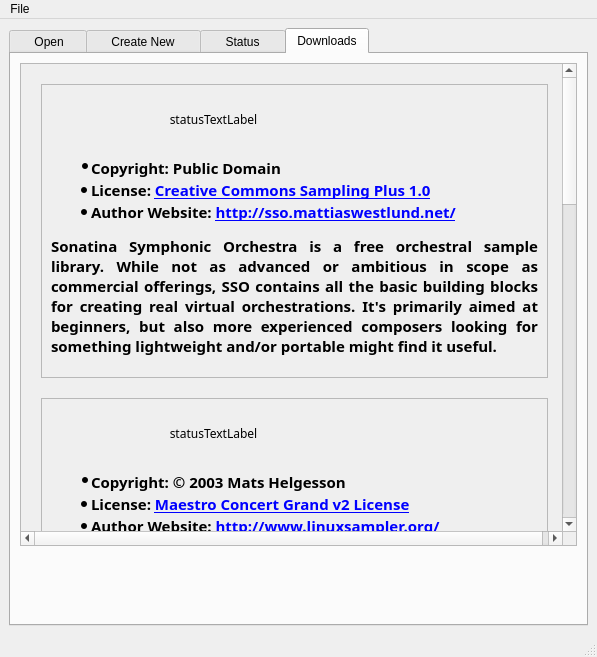
The window that oostudio/OOStudioBase.ui (ccherrett/oom) describes before a commit, drawn with Qt 5.
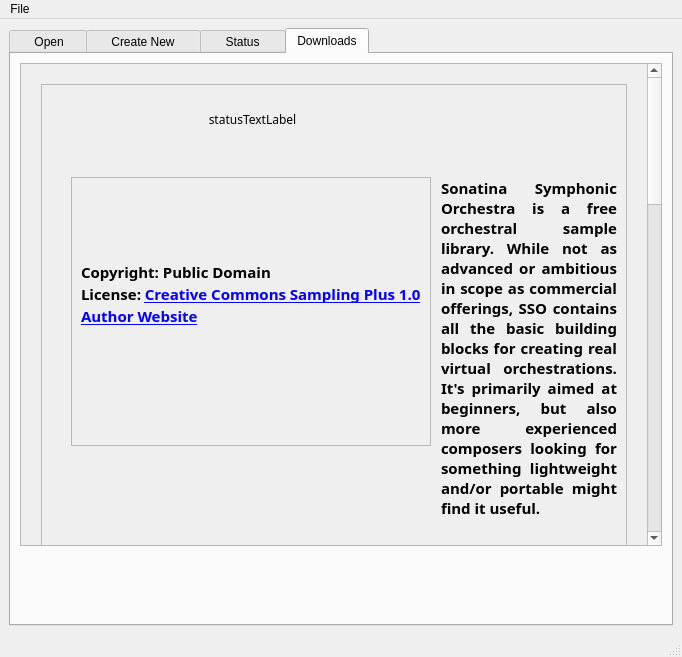
The same window after the commit.

Commit message: OOStudio: Add icons to the resources

Patch:
```diff
--- a/oostudio/OOStudioBase.ui
+++ b/oostudio/OOStudioBase.ui
@@ -6,7 +6,7 @@
    <rect>
     <x>0</x>
     <y>0</y>
-    <width>597</width>
+    <width>682</width>
     <height>657</height>
    </rect>
   </property>
@@ -902,8 +902,8 @@
                <rect>
                 <x>0</x>
                 <y>0</y>
-                <width>547</width>
-                <height>1440</height>
+                <width>632</width>
+                <height>1491</height>
                </rect>
               </property>
               <property name="autoFillBackground">
@@ -1012,6 +1012,85 @@
                    </layout>
                   </item>
                   <item>
+                   <layout class="QHBoxLayout" name="horizontalLayout_17" stretch="0,1">
+                    <property name="leftMargin">
+                     <number>20</number>
+                    </property>
+                    <property name="topMargin">
+                     <number>20</number>
+                    </property>
+                    <property name="bottomMargin">
+                     <number>20</number>
+                    </property>
+                    <item>
+                     <layout class="QVBoxLayout" name="verticalLayout_19">
+                      <property name="leftMargin">
+                       <number>0</number>
+                      </property>
+                      <item>
+                       <widget class="QFrame" name="frame">
+                        <property name="frameShape">
+                         <enum>QFrame::StyledPanel</enum>
+                        </property>
+                        <property name="frameShadow">
+                         <enum>QFrame::Raised</enum>
+                        </property>
+                        <layout class="QVBoxLayout" name="verticalLayout_20">
+                         <item>
+                          <widget class="QLabel" name="label_14">
+                           <property name="maximumSize">
+                            <size>
+                             <width>16777215</width>
+                             <height>16777215</height>
+                            </size>
+                           </property>
+                           <property name="text">
+                            <string>&lt;!DOCTYPE HTML PUBLIC &quot;-//W3C//DTD HTML 4.0//EN&quot; &quot;http://www.w3.org/TR/REC-html40/strict.dtd&quot;&gt;
+&lt;html&gt;&lt;head&gt;&lt;meta name=&quot;qrichtext&quot; content=&quot;1&quot; /&gt;&lt;style type=&quot;text/css&quot;&gt;
+p, li { white-space: pre-wrap; }
+&lt;/style&gt;&lt;/head&gt;&lt;body style=&quot; font-family:'Luxi Serif'; font-size:10pt; font-weight:400; font-style:normal;&quot;&gt;
+&lt;p style=&quot; margin-top:0px; margin-bottom:0px; margin-left:0px; margin-right:0px; -qt-block-indent:0; text-indent:0px;&quot;&gt;&lt;span style=&quot; font-size:11pt; font-weight:600;&quot;&gt;Copyright: Public Domain&lt;/span&gt;&lt;/p&gt;
+&lt;p style=&quot; margin-top:0px; margin-bottom:0px; margin-left:0px; margin-right:0px; -qt-block-indent:0; text-indent:0px;&quot;&gt;&lt;span style=&quot; font-size:11pt; font-weight:600;&quot;&gt;License: &lt;/span&gt;&lt;a href=&quot;http://creativecommons.org/licenses/sampling+/1.0/&quot;&gt;&lt;span style=&quot; font-size:11pt; font-weight:600; text-decoration: underline; color:#0000ff;&quot;&gt;Creative Commons Sampling Plus 1.0&lt;/span&gt;&lt;/a&gt;&lt;/p&gt;
+&lt;p style=&quot; margin-top:0px; margin-bottom:12px; margin-left:0px; margin-right:0px; -qt-block-indent:0; text-indent:0px;&quot;&gt;&lt;a href=&quot;http://sso.mattiaswestlund.net/&quot;&gt;&lt;span style=&quot; font-size:11pt; font-weight:600; text-decoration: underline; color:#0000ff;&quot;&gt;Author Website&lt;/span&gt;&lt;/a&gt;&lt;/p&gt;
+&lt;p style=&quot;-qt-paragraph-type:empty; margin-top:0px; margin-bottom:0px; margin-left:0px; margin-right:0px; -qt-block-indent:0; text-indent:0px; font-family:'Fixed'; font-size:11pt; font-weight:600;&quot;&gt;&lt;/p&gt;&lt;/body&gt;&lt;/html&gt;</string>
+                           </property>
+                           <property name="textFormat">
+                            <enum>Qt::RichText</enum>
+                           </property>
+                          </widget>
+                         </item>
+                        </layout>
+                       </widget>
+                      </item>
+                      <item>
+                       <layout class="QHBoxLayout" name="horizontalLayout_18">
+                        <item>
+                         <widget class="QToolButton" name="m_btnDownloadSonatina">
+                          <property name="maximumSize">
+                           <size>
+                            <width>16777215</width>
+                            <height>16777215</height>
+                           </size>
+                          </property>
+                          <property name="text">
+                           <string/>
+                          </property>
+                          <property name="iconSize">
+                           <size>
+                            <width>160</width>
+                            <height>56</height>
+                           </size>
+                          </property>
+                          <property name="autoRaise">
+                           <bool>true</bool>
+                          </property>
+                         </widget>
+                        </item>
+                       </layout>
+                      </item>
+                     </layout>
+                    </item>
+                    <item>
                    <widget class="QLabel" name="m_lblSonatina">
                     <property name="font">
                      <font>
@@ -1026,9 +1105,6 @@
 &lt;html&gt;&lt;head&gt;&lt;meta name=&quot;qrichtext&quot; content=&quot;1&quot; /&gt;&lt;style type=&quot;text/css&quot;&gt;
 p, li { white-space: pre-wrap; }
 &lt;/style&gt;&lt;/head&gt;&lt;body style=&quot; font-family:'Fixed'; font-size:11pt; font-weight:600; font-style:normal;&quot;&gt;
-&lt;ul style=&quot;margin-top: 0px; margin-bottom: 0px; margin-left: 0px; margin-right: 0px; -qt-list-indent: 1;&quot;&gt;&lt;li style=&quot; font-family:'Luxi Serif'; font-size:10pt; font-weight:400;&quot; style=&quot; margin-top:12px; margin-bottom:0px; margin-left:0px; margin-right:0px; -qt-block-indent:0; text-indent:0px;&quot;&gt;&lt;span style=&quot; font-size:11pt; font-weight:600;&quot;&gt;Copyright: Public Domain&lt;/span&gt;&lt;/li&gt;
-&lt;li style=&quot; font-family:'Luxi Serif';&quot; style=&quot; margin-top:0px; margin-bottom:0px; margin-left:0px; margin-right:0px; -qt-block-indent:0; text-indent:0px;&quot;&gt;License: &lt;a href=&quot;http://creativecommons.org/licenses/sampling+/1.0/&quot;&gt;&lt;span style=&quot; text-decoration: underline; color:#0000ff;&quot;&gt;Creative Commons Sampling Plus 1.0&lt;/span&gt;&lt;/a&gt;&lt;/li&gt;
-&lt;li style=&quot; font-family:'Luxi Serif';&quot; style=&quot; margin-top:0px; margin-bottom:12px; margin-left:0px; margin-right:0px; -qt-block-indent:0; text-indent:0px;&quot;&gt;Author Website: &lt;a href=&quot;http://sso.mattiaswestlund.net/&quot;&gt;&lt;span style=&quot; text-decoration: underline; color:#0000ff;&quot;&gt;http://sso.mattiaswestlund.net/&lt;/span&gt;&lt;/a&gt;&lt;/li&gt;&lt;/ul&gt;
 &lt;p style=&quot; margin-top:0px; margin-bottom:0px; margin-left:0px; margin-right:0px; -qt-block-indent:0; text-indent:0px;&quot;&gt;&lt;span style=&quot; font-family:'Luxi Serif';&quot;&gt;Sonatina Symphonic Orchestra is a free orchestral sample library. While not as advanced or ambitious in scope as commercial offerings, SSO contains all the basic building blocks for creating real virtual orchestrations. It's primarily aimed at beginners, but also more experienced composers looking for something lightweight and/or portable might find it useful.&lt;/span&gt;&lt;/p&gt;&lt;/body&gt;&lt;/html&gt;</string>
                     </property>
                     <property name="textFormat">
@@ -1040,10 +1116,15 @@
                     <property name="wordWrap">
                      <bool>true</bool>
                     </property>
+                      <property name="margin">
+                       <number>10</number>
+                      </property>
                     <property name="openExternalLinks">
                      <bool>true</bool>
                     </property>
                    </widget>
+                    </item>
+                   </layout>
                   </item>
                  </layout>
                 </widget>
@@ -1672,7 +1753,7 @@
     <rect>
      <x>0</x>
      <y>0</y>
-     <width>597</width>
+     <width>682</width>
      <height>24</height>
     </rect>
    </property>
```
Lines whose indentation alone changed are shown as unchanged. The commit also changes 2 other files.
